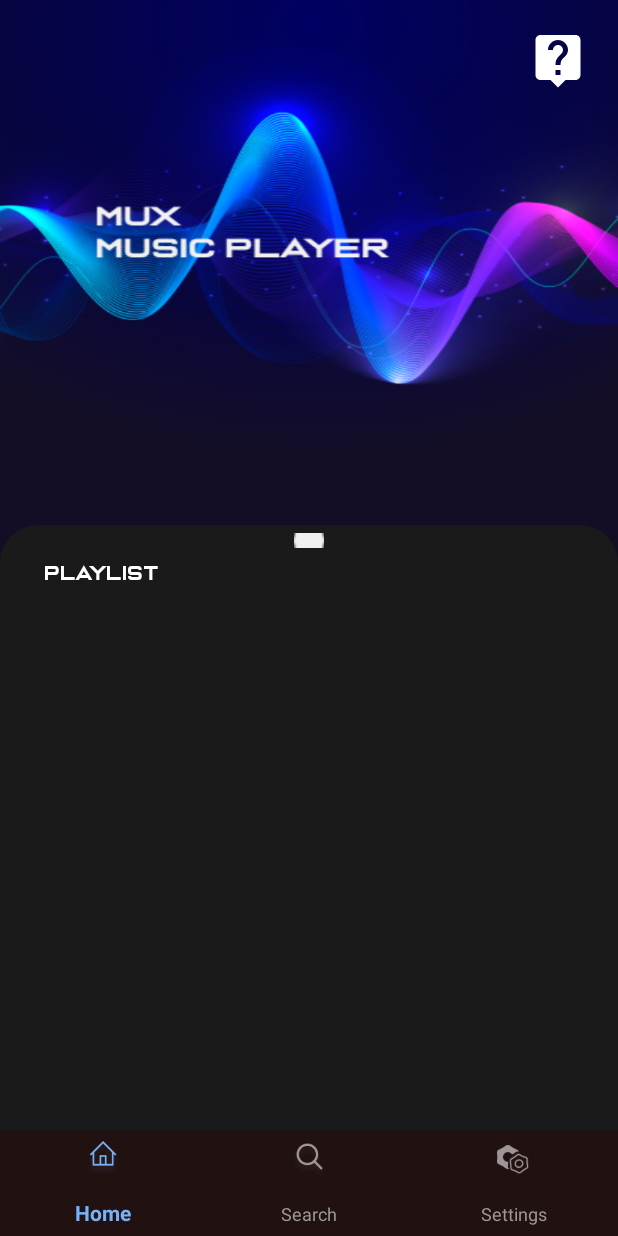
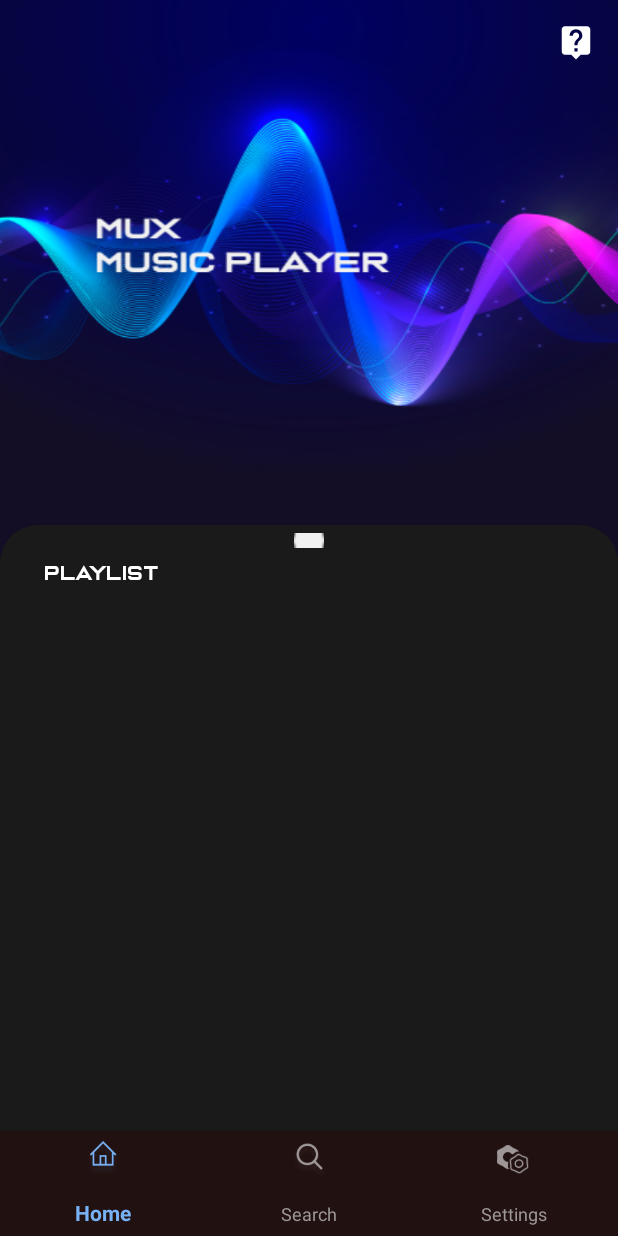
Before and after one commit to Fikrimulya23/MUX, an Android app: the screen it shows after launch (MainActivity), on a phone screen of 412 x 824 dp. Run offline under Robolectric (Android 15) with nearby library versions, the phone set to English and light mode, and no system bars; libraries missing offline, so code that uses them is left out: com.karumi.dexter; Roboto replaces fonts that are not available here; 1 statement that could not run was skipped.

Commit message:
Theme Dark & Light

```diff
--- a/app/src/main/res/layout/activity_home.xml
+++ b/app/src/main/res/layout/activity_home.xml
@@ -11,12 +11,13 @@
     <View
         android:id="@+id/group_24"
         android:layout_width="fill_parent"
-        android:layout_height="350dp"
+        android:layout_height="370dp"
         android:layout_alignParentLeft="true"
         android:layout_alignParentTop="true"
         android:background="@drawable/group_24" />
 
     <LinearLayout
+        android:layout_marginTop="-20dp"
         android:layout_below="@id/group_24"
         android:layout_width="fill_parent"
         android:layout_height="fill_parent"
@@ -104,14 +105,14 @@
 <!--        />-->
 
     <ImageView
-        android:layout_width="40dp"
-        android:layout_height="40dp"
+        android:layout_width="25dp"
+        android:layout_height="25dp"
         android:id="@+id/btnAbout"
         android:src="@drawable/ic_baseline_live_help_24"
         android:layout_alignParentTop="true"
         android:layout_alignParentRight="true"
-        android:layout_marginTop="20dp"
-        android:layout_marginRight="20dp"/>
+        android:layout_marginTop="15dp"
+        android:layout_marginRight="15dp"/>
 
     <FrameLayout
         android:id="@+id/frame_layout"
--- a/app/src/main/res/layout/activity_splash_screen.xml
+++ b/app/src/main/res/layout/activity_splash_screen.xml
@@ -4,7 +4,7 @@
     xmlns:tools="http://schemas.android.com/tools"
     android:layout_width="match_parent"
     android:layout_height="match_parent"
-    style="@style/splash"
+    android:background="@color/primary"
     tools:context=".SplashScreen">
 
     <ImageView
--- a/app/src/main/res/values-night/themes.xml
+++ b/app/src/main/res/values-night/themes.xml
@@ -24,9 +24,6 @@
     <style name="nav">
         <item name="backgroundTint">@color/bg_main_bar</item>
     </style>
-    <style name="splash">
-        <item name="android:background">@color/primary_light</item>
-    </style>
     <style name="field">
         <item name="android:background">@drawable/field_song_light</item>
     </style>
--- a/app/src/main/res/values/themes.xml
+++ b/app/src/main/res/values/themes.xml
@@ -24,9 +24,6 @@
     <style name="nav">
         <item name="backgroundTint">@color/bg_main_bar_light</item>
     </style>
-    <style name="splash">
-        <item name="android:background">@color/primary</item>
-    </style>
     <style name="field">
         <item name="android:background">@drawable/field_song</item>
     </style>
```
Also changed, not shown: 15 other files.
